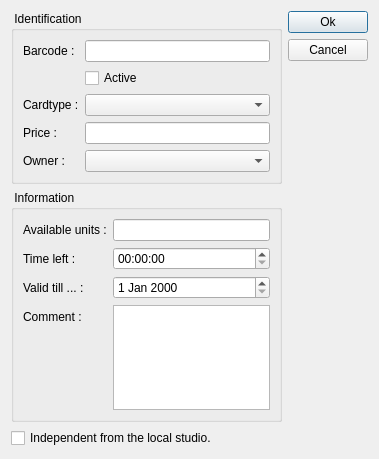
This is client/dlgpatientcardedit.ui in tbikfalvi/Belenus as Qt 5 draws it before an edit. The edited form follows.
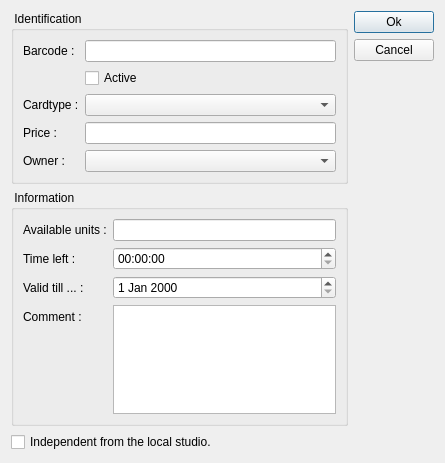
This is the edited form.

What changed in the file:
```diff
--- a/client/dlgpatientcardedit.ui
+++ b/client/dlgpatientcardedit.ui
@@ -6,8 +6,8 @@
    <rect>
     <x>0</x>
     <y>0</y>
-    <width>379</width>
-    <height>459</height>
+    <width>445</width>
+    <height>463</height>
    </rect>
   </property>
   <property name="windowTitle">
```
